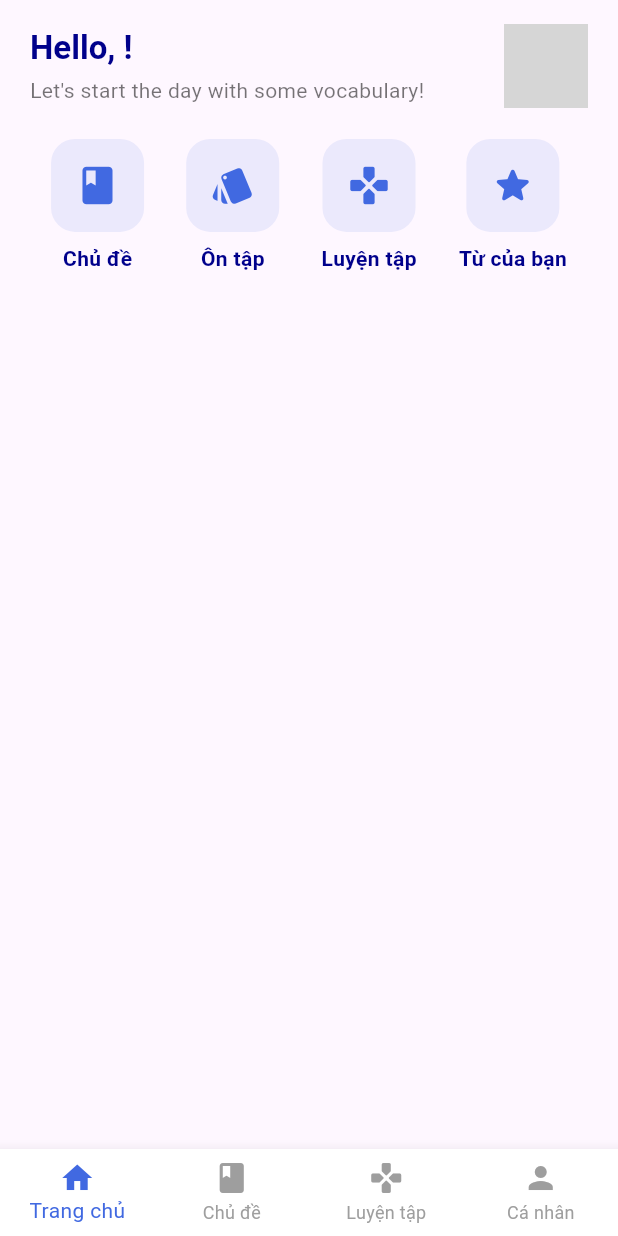
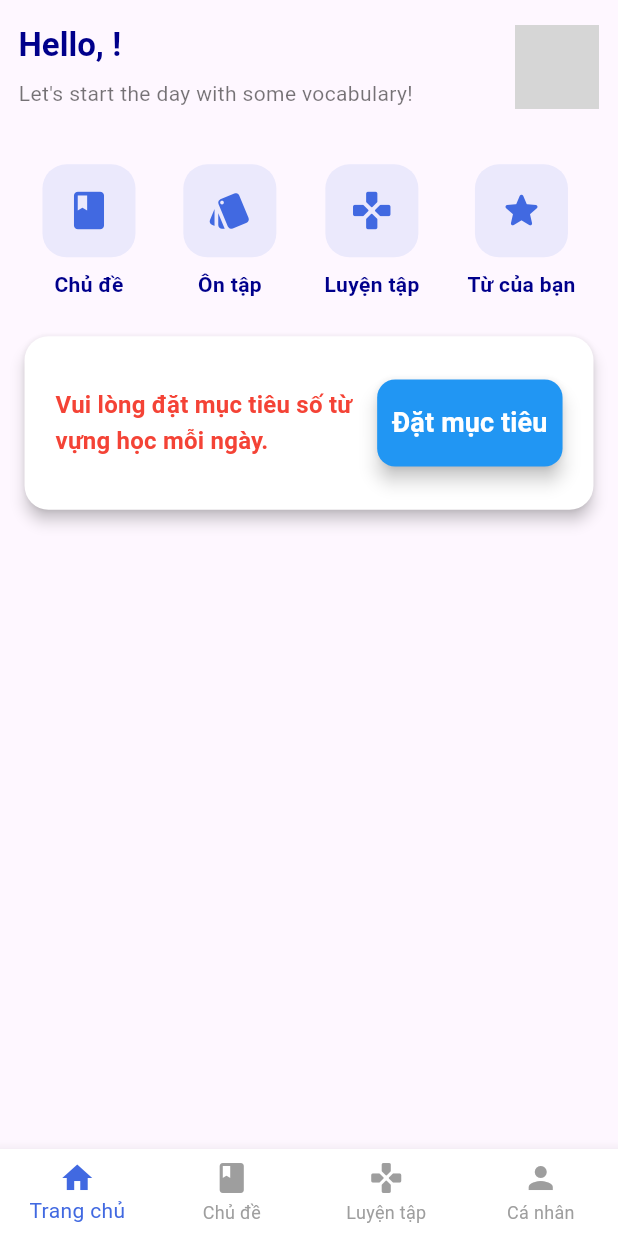
Before and after one commit to DuyKhanh3112/friendly_card_mobie, a Flutter app: the HomePage screen opened by its route, on a phone screen of 412 x 824 dp. Run offline on Flutter 3.47's test engine with Material 3 defaults, Android fonts, the phone set to English and light mode, and no system bars; our stand-ins replace awesome_dialog, cloud_firestore, dropdown_button2, firebase_core, flutter_easyloading, flutter_spinkit and 2 more; missing offline and left inert: cloudinary; accounts and stored records are empty; network calls fail; grey boxes are pictures that could not be loaded.

Commit message:
vdkhanh update 17/07/2025

```diff
--- a/lib/controllers/main_controller.dart
+++ b/lib/controllers/main_controller.dart
@@ -2,6 +2,7 @@ import 'package:flutter/widgets.dart';
 import 'package:friendly_card_mobie/controllers/study_history_controller.dart';
 import 'package:friendly_card_mobie/controllers/topic_controller.dart';
 import 'package:friendly_card_mobie/views/screens/home_screen.dart';
+import 'package:friendly_card_mobie/views/screens/topic_screen.dart';
 import 'package:get/get.dart';
 
 class MainController extends GetxController {
@@ -10,7 +11,7 @@ class MainController extends GetxController {
 
   List<Widget> pages = [
     HomeScreen(),
-    HomeScreen(),
+    TopicScreen(),
     HomeScreen(),
     HomeScreen(),
   ];
--- a/lib/controllers/vocabulary_controller.dart
+++ b/lib/controllers/vocabulary_controller.dart
@@ -3,7 +3,6 @@
 import 'package:cloud_firestore/cloud_firestore.dart';
 import 'package:friendly_card_mobie/controllers/study_history_controller.dart';
 import 'package:friendly_card_mobie/controllers/users_controller.dart';
-import 'package:friendly_card_mobie/models/topic.dart';
 import 'package:friendly_card_mobie/models/vocabulary.dart';
 import 'package:get/get.dart';
 
@@ -33,6 +32,7 @@ class VocabularyController extends GetxController {
           await Get.find<StudyHistoryController>().checkStudied(item.id);
       listVocabulary.value.add(Vocabulary.fromJson(data));
     }
+    // listVocabulary.value.sort((a, b) => a.update_at.toDate().compareTo(b.update_at.toDate()));
     loading.value = false;
   }
 }
--- a/lib/utils/app_color.dart
+++ b/lib/utils/app_color.dart
@@ -1,3 +1,5 @@
+// ignore_for_file: deprecated_member_use
+
 import 'package:flutter/material.dart';
 
 class AppColor {
@@ -5,4 +7,7 @@ class AppColor {
   static Color labelBlue = const Color.fromARGB(255, 179, 207, 244);
   static Color blue = Colors.blue;
   static Color warm = const Color.fromARGB(255, 250, 159, 1);
+  static Color drakBlue = const Color(0xFF00008B);
+  static Color skyBlue = const Color(0xFF87CEEB).withOpacity(0.3);
+  static Color royalBlue = Color(0xFF4169E1);
 }
--- a/lib/views/home_page.dart
+++ b/lib/views/home_page.dart
@@ -2,12 +2,7 @@
 
 import 'package:flutter/material.dart';
 import 'package:friendly_card_mobie/controllers/main_controller.dart';
-import 'package:friendly_card_mobie/controllers/study_history_controller.dart';
-import 'package:friendly_card_mobie/controllers/topic_controller.dart';
-import 'package:friendly_card_mobie/controllers/users_controller.dart';
-import 'package:friendly_card_mobie/controllers/vocabulary_controller.dart';
-import 'package:friendly_card_mobie/models/topic.dart';
-import 'package:friendly_card_mobie/widget/loading_page.dart';
+import 'package:friendly_card_mobie/utils/app_color.dart';
 import 'package:get/get.dart';
 
 class HomePage extends StatelessWidget {
@@ -39,15 +34,15 @@ class HomePage extends StatelessWidget {
             ),
           ],
           currentIndex: mainController.currentPage.value,
-          selectedItemColor: const Color(0xFF4169E1), // Royal Blue
+          selectedItemColor: AppColor.royalBlue,
           unselectedItemColor: Colors.grey,
           onTap: (value) async {
             mainController.currentPage.value = value;
-            if (value == 0) {
-              await mainController.loadData();
-            }
+            // if (value == 0) {
+            //   await mainController.loadData();
+            // }
           },
-          type: BottomNavigationBarType.fixed, // Giữ vị trí cố định
+          type: BottomNavigationBarType.fixed,
           backgroundColor: Colors.white,
           elevation: 8.0,
         ),
--- a/lib/views/screens/home_screen.dart
+++ b/lib/views/screens/home_screen.dart
@@ -1,14 +1,15 @@
-// ignore_for_file: invalid_use_of_protected_member, sized_box_for_whitespace
+// ignore_for_file: invalid_use_of_protected_member, sized_box_for_whitespace, deprecated_member_use
 
 import 'package:flutter/material.dart';
+import 'package:friendly_card_mobie/components/custom_button.dart';
 import 'package:friendly_card_mobie/controllers/main_controller.dart';
 import 'package:friendly_card_mobie/controllers/study_history_controller.dart';
 import 'package:friendly_card_mobie/controllers/topic_controller.dart';
 import 'package:friendly_card_mobie/controllers/users_controller.dart';
 import 'package:friendly_card_mobie/controllers/vocabulary_controller.dart';
-import 'package:friendly_card_mobie/models/study_history.dart';
 import 'package:friendly_card_mobie/models/topic.dart';
-import 'package:friendly_card_mobie/models/vocabulary.dart';
+import 'package:friendly_card_mobie/utils/app_color.dart';
+import 'package:friendly_card_mobie/widget/header.dart';
 import 'package:friendly_card_mobie/widget/loading_page.dart';
 import 'package:get/get.dart';
 
@@ -18,73 +19,85 @@ class HomeScreen extends StatelessWidget {
   @override
   Widget build(BuildContext context) {
     MainController mainController = Get.find<MainController>();
-    StudyHistoryController studyHistoryController =
-        Get.find<StudyHistoryController>();
     return Obx(() {
-      return mainController.loading.value ||
-              studyHistoryController.loading.value
+      return mainController.loading.value
           ? LoadingPage()
           : SafeArea(
+              child: Padding(
+                padding: EdgeInsets.symmetric(
+                  horizontal: Get.width * 0.03,
+                  vertical: Get.height * 0.02,
+                ),
+                child: Column(
+                  // padding: EdgeInsets.symmetric(
+                  //   horizontal: Get.width * 0.03,
+                  //   vertical: Get.height * 0.02,
+                  // ),
+                  children: [
+                    HeaderWidget(),
+                    Expanded(
                       child: ListView(
-                padding: const EdgeInsets.symmetric(
-                    horizontal: 20.0, vertical: 16.0),
-                children: const [
-                  HeaderHomeWidget(),
-                  // SizedBox(height: 24),
+                        children: [
                           MainFeaturesWidget(),
-                  // SizedBox(height: 30),
                           DailyGoalWidget(),
-                  // SizedBox(height: 30),
                           ContinueLearningWidget(),
-                  // SizedBox(height: 30),
                           SugguestTopicsWidget(),
                         ],
+                      ),
+                    ),
+                  ],
+                ),
               ),
             );
     });
   }
 }
 
-class HeaderHomeWidget extends StatelessWidget {
-  const HeaderHomeWidget({super.key});
-
-  @override
-  Widget build(BuildContext context) {
-    UsersController usersController = Get.find<UsersController>();
-    return Obx(() {
-      return Row(
-        mainAxisAlignment: MainAxisAlignment.spaceBetween,
-        children: [
-          Column(
-            crossAxisAlignment: CrossAxisAlignment.start,
-            children: [
-              Text(
-                'Hello, ${usersController.user.value.fullname}!',
-                style: Theme.of(context).textTheme.titleLarge?.copyWith(
-                      fontWeight: FontWeight.bold,
-                      color: const Color(0xFF00008B), // Dark Blue
-                    ),
-              ),
-              const SizedBox(height: 4),
-              Text(
-                "Let's start the day with some vocabulary!",
-                style: Theme.of(context).textTheme.bodyMedium?.copyWith(
-                      color: Colors.black54,
-                    ),
-              ),
-            ],
-          ),
-          const CircleAvatar(
-            radius: 28,
-            backgroundImage: NetworkImage(
-                'https://res.cloudinary.com/drir6xyuq/image/upload/v1749203203/logo_icon.png'), // Ảnh đại diện mẫu
-            backgroundColor: Colors.transparent,
-          ),
-        ],
-      );
-    });
-  }
-}
+// class HeaderHomeWidget extends StatelessWidget {
+//   const HeaderHomeWidget({super.key});
+//   @override
+//   Widget build(BuildContext context) {
+//     UsersController usersController = Get.find<UsersController>();
+//     return Obx(() {
+//       return Container(
+//         padding: EdgeInsets.only(
+//           bottom: Get.height * 0.02,
+//         ),
+//         decoration: BoxDecoration(),
+//         child: Row(
+//           mainAxisAlignment: MainAxisAlignment.spaceBetween,
+//           children: [
+//             Column(
+//               crossAxisAlignment: CrossAxisAlignment.start,
+//               children: [
+//                 Text(
+//                   'Hello, ${usersController.user.value.fullname}!',
+//                   style: Theme.of(context).textTheme.titleLarge?.copyWith(
+//                         fontWeight: FontWeight.bold,
+//                         color: AppColor.drakBlue, // Dark Blue
+//                       ),
+//                 ),
+//                 const SizedBox(height: 4),
+//                 Text(
+//                   "Let's start the day with some vocabulary!",
+//                   style: Theme.of(context).textTheme.bodyMedium?.copyWith(
+//                         color: Colors.black54,
+//                       ),
+//                 ),
+//               ],
+//             ),
+//             const CircleAvatar(
+//               radius: 28,
+//               backgroundImage: NetworkImage(
+//                   'https://res.cloudinary.com/drir6xyuq/image/upload/v1749203203/logo_icon.png'), // Ảnh đại diện mẫu
+//               backgroundColor: Colors.transparent,
+//             ),
+//           ],
+//         ),
+//       );
+//     });
+//   }
+// }
 
 class DailyGoalWidget extends StatelessWidget {
   const DailyGoalWidget({super.key});
@@ -96,7 +109,35 @@ class DailyGoalWidget extends StatelessWidget {
         Get.find<StudyHistoryController>();
     return Obx(() {
       return usersController.user.value.daily_goal == 0
-          ? SizedBox()
+          ? Card(
+              elevation: 4.0,
+              color: Colors.white,
+              shape: RoundedRectangleBorder(
+                borderRadius: BorderRadius.circular(16.0),
+              ),
+              child: Padding(
+                padding: EdgeInsets.all(Get.width * 0.05),
+                child: Row(
+                  mainAxisAlignment: MainAxisAlignment.spaceBetween,
+                  children: [
+                    Container(
+                      width: Get.width * 0.5,
+                      child: Text(
+                        'Vui lòng đặt mục tiêu số từ vựng học mỗi ngày.',
+                        style:
+                            Theme.of(context).textTheme.titleMedium?.copyWith(
+                                  fontWeight: FontWeight.bold,
+                                  color: Colors.red,
+                                ),
+                      ),
+                    ),
+                    Container(
+                        width: Get.width * 0.3,
+                        child: CustomButton(title: 'Đặt mục tiêu'))
+                  ],
+                ),
+              ),
+            )
           : Card(
               elevation: 4.0,
               color: Colors.white,
@@ -104,7 +145,7 @@ class DailyGoalWidget extends StatelessWidget {
                 borderRadius: BorderRadius.circular(16.0),
               ),
               child: Padding(
-                padding: const EdgeInsets.all(20.0),
+                padding: EdgeInsets.all(Get.width * 0.05),
                 child: Row(
                   children: [
                     SizedBox(
@@ -117,10 +158,9 @@ class DailyGoalWidget extends StatelessWidget {
                             value: studyHistoryController.countStudyToday() /
                                 usersController.user.value.daily_goal,
                             strokeWidth: 8.0,
-                            backgroundColor: const Color(0xFF87CEEB)
-                                .withOpacity(0.3), // Sky Blue nhạt
-                            valueColor: const AlwaysStoppedAnimation<Color>(
-                                Color(0xFF4169E1)), // Royal Blue
+                            backgroundColor: AppColor.skyBlue,
+                            valueColor: AlwaysStoppedAnimation<Color>(
+                                AppColor.royalBlue),
                           ),
                           Center(
                             child: Text(
@@ -130,7 +170,7 @@ class DailyGoalWidget extends StatelessWidget {
                                   .titleMedium
                                   ?.copyWith(
                                     fontWeight: FontWeight.bold,
-                                    color: const Color(0xFF00008B),
+                                    color: AppColor.drakBlue,
                                   ),
                             ),
                           ),
@@ -146,10 +186,9 @@ class DailyGoalWidget extends StatelessWidget {
                             'Mục tiêu hôm nay',
                             style: Theme.of(context)
                                 .textTheme
-                                .titleLarge
+                                .bodyMedium
                                 ?.copyWith(
-                                  fontWeight: FontWeight.bold,
-                                  color: const Color(0xFF00008B),
+                                  color: Colors.black54,
                                 ),
                           ),
                           SizedBox(height: Get.height * 0.01),
@@ -203,18 +242,17 @@ class MainFeaturesWidget extends StatelessWidget {
         Container(
           padding: const EdgeInsets.all(16),
           decoration: BoxDecoration(
-            color: const Color(0xFF4169E1).withOpacity(0.1), // Royal Blue nhạt
+            color: AppColor.royalBlue.withOpacity(0.1),
             borderRadius: BorderRadius.circular(16),
           ),
-          child: Icon(icon,
-              color: const Color(0xFF4169E1), size: 30), // Royal Blue
+          child: Icon(icon, color: AppColor.royalBlue, size: 30),
         ),
         const SizedBox(height: 8),
         Text(
           label,
           style: Theme.of(context).textTheme.bodyMedium?.copyWith(
                 fontWeight: FontWeight.w600,
-                color: const Color(0xFF00008B),
+                color: AppColor.drakBlue,
               ),
         ),
       ],
@@ -238,6 +276,13 @@ class ContinueLearningWidget extends StatelessWidget {
               .where((voca) => voca.is_studied && voca.topic_id == topic.id)
               .isNotEmpty)
           .toList();
+      listContinute.value.sort((b, a) =>
+          vocabularyController.listVocabulary.value
+              .where((voca) => voca.topic_id == a.id && voca.is_studied)
+              .length -
+          vocabularyController.listVocabulary.value
+              .where((voca) => voca.topic_id == b.id && voca.is_studied)
+              .length);
       return listContinute.value.isEmpty
           ? SizedBox()
           : Container(
@@ -251,7 +296,7 @@ class ContinueLearningWidget extends StatelessWidget {
                     'Tiếp tục học nào!',
                     style: Theme.of(context).textTheme.titleLarge?.copyWith(
                           fontWeight: FontWeight.bold,
-                          color: const Color(0xFF00008B),
+                          color: AppColor.drakBlue,
                         ),
                   ),
                   const SizedBox(height: 16),
@@ -319,7 +364,7 @@ class ContinueLearningWidget extends StatelessWidget {
                   mainAxisSize: MainAxisSize.min,
                   children: [
                     Text(
-                      topic.name,
+                      topic.name.toUpperCase(),
                       style: Theme.of(context).textTheme.titleMedium?.copyWith(
                             fontWeight: FontWeight.bold,
                             color: Colors.white,
@@ -373,7 +418,7 @@ class SugguestTopicsWidget extends StatelessWidget {
                     'Chủ đề gợi ý cho bạn',
                     style: Theme.of(context).textTheme.titleLarge?.copyWith(
                           fontWeight: FontWeight.bold,
-                          color: const Color(0xFF00008B),
+                          color: AppColor.drakBlue,
                         ),
                   ),
                   Column(
--- a/lib/widget/header.dart
+++ b/lib/widget/header.dart
@@ -2,6 +2,7 @@
 
 import 'package:flutter/material.dart';
 import 'package:friendly_card_mobie/controllers/users_controller.dart';
+import 'package:friendly_card_mobie/utils/app_color.dart';
 import 'package:get/get.dart';
 
 class HeaderWidget extends StatelessWidget {
@@ -11,22 +12,25 @@ class HeaderWidget extends StatelessWidget {
   Widget build(BuildContext context) {
     UsersController usersController = Get.find<UsersController>();
     return Obx(() {
-      return Row(
-        mainAxisAlignment: MainAxisAlignment.spaceBetween,
-        children: [
-          Container(
-            width: Get.width * 0.75,
-            child: Column(
+      return Container(
+        padding: EdgeInsets.only(
+          bottom: Get.height * 0.02,
+        ),
+        decoration: BoxDecoration(),
+        child: Row(
+          mainAxisAlignment: MainAxisAlignment.spaceBetween,
+          children: [
+            Column(
               crossAxisAlignment: CrossAxisAlignment.start,
               children: [
                 Text(
                   'Hello, ${usersController.user.value.fullname}!',
                   style: Theme.of(context).textTheme.titleLarge?.copyWith(
                         fontWeight: FontWeight.bold,
-                        color: const Color(0xFF00008B), // Dark Blue
+                        color: AppColor.drakBlue,
                       ),
                 ),
-                const SizedBox(height: 4),
+                const SizedBox(height: 8),
                 Text(
                   "Let's start the day with some vocabulary!",
                   style: Theme.of(context).textTheme.bodyMedium?.copyWith(
@@ -35,20 +39,14 @@ class HeaderWidget extends StatelessWidget {
                 ),
               ],
             ),
-          ),
-          Container(
-            width: Get.width * 0.15,
-            height: Get.width * 0.15,
-            decoration: BoxDecoration(
-              image: DecorationImage(
-                image: NetworkImage(
-                    'https://res.cloudinary.com/drir6xyuq/image/upload/v1749203203/logo_icon.png'),
-                fit: BoxFit.cover,
-              ),
-              shape: BoxShape.circle,
+            const CircleAvatar(
+              radius: 28,
+              backgroundImage: NetworkImage(
+                  'https://res.cloudinary.com/drir6xyuq/image/upload/v1749203203/logo_icon.png'), // Ảnh đại diện mẫu
+              backgroundColor: Colors.transparent,
             ),
-          ),
-        ],
+          ],
+        ),
       );
     });
   }
```
Also changed, not shown: lib/controllers/study_history_controller.dart (+3 -29 lines), lib/controllers/topic_controller.dart (+45 -0 lines), lib/controllers/users_controller.dart (+36 -10 lines), lib/main.dart (+71 -1 lines), lib/models/users.dart (+0 -30 lines), lib/utils/inital_binding.dart (+7 -0 lines), lib/views/screens/topic_screen.dart (added, +141 -0 lines), 7 other files. Lines whose indentation alone changed are shown as unchanged.
